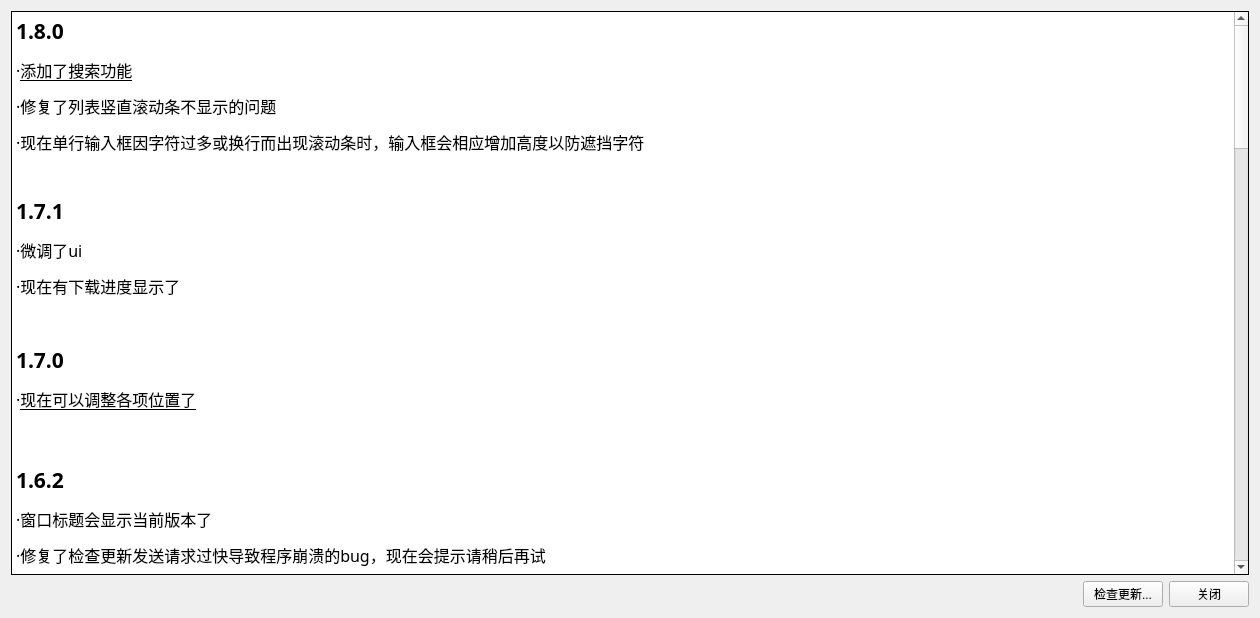
The window that assets/changelog.ui (Pillowe582/toolkit) describes before a commit, drawn with Qt 5.
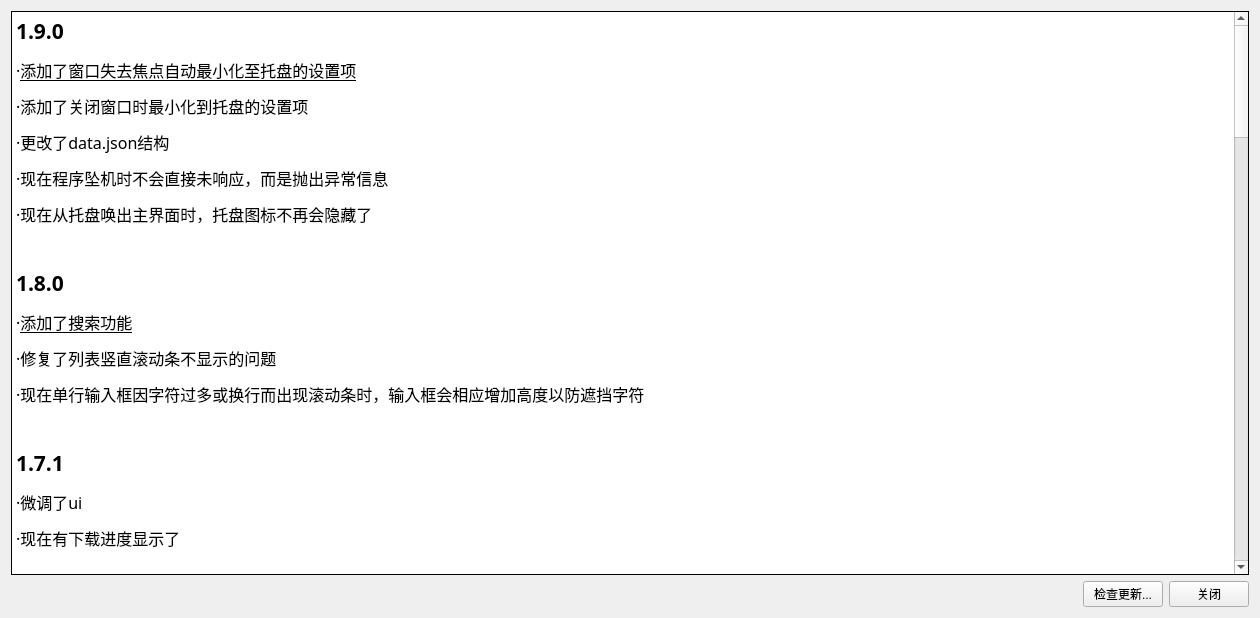
The same window after the commit.

The edit to the form file:
```diff
--- a/assets/changelog.ui
+++ b/assets/changelog.ui
@@ -68,6 +68,13 @@
 &lt;html&gt;&lt;head&gt;&lt;meta name=&quot;qrichtext&quot; content=&quot;1&quot; /&gt;&lt;style type=&quot;text/css&quot;&gt;
 p, li { white-space: pre-wrap; }
 &lt;/style&gt;&lt;/head&gt;&lt;body style=&quot; font-family:'宋体','宋体'; font-size:9pt; font-weight:400; font-style:normal;&quot;&gt;
+&lt;p style=&quot; margin-top:0px; margin-bottom:0px; margin-left:0px; margin-right:0px; -qt-block-indent:0; text-indent:0px;&quot;&gt;&lt;span style=&quot; font-size:16pt; font-weight:600;&quot;&gt;1.9.0&lt;/span&gt;&lt;/p&gt;
+&lt;p style=&quot; margin-top:12px; margin-bottom:12px; margin-left:0px; margin-right:0px; -qt-block-indent:0; text-indent:0px;&quot;&gt;&lt;span style=&quot; font-size:12pt;&quot;&gt;·&lt;/span&gt;&lt;span style=&quot; font-size:12pt; text-decoration: underline;&quot;&gt;添加了窗口失去焦点自动最小化至托盘的设置项&lt;/span&gt;&lt;/p&gt;
+&lt;p style=&quot; margin-top:12px; margin-bottom:12px; margin-left:0px; margin-right:0px; -qt-block-indent:0; text-indent:0px;&quot;&gt;&lt;span style=&quot; font-size:12pt;&quot;&gt;·添加了关闭窗口时最小化到托盘的设置项&lt;/span&gt;&lt;/p&gt;
+&lt;p style=&quot; margin-top:12px; margin-bottom:12px; margin-left:0px; margin-right:0px; -qt-block-indent:0; text-indent:0px;&quot;&gt;&lt;span style=&quot; font-size:12pt;&quot;&gt;·更改了data.json结构&lt;/span&gt;&lt;/p&gt;
+&lt;p style=&quot; margin-top:12px; margin-bottom:12px; margin-left:0px; margin-right:0px; -qt-block-indent:0; text-indent:0px;&quot;&gt;&lt;span style=&quot; font-size:12pt;&quot;&gt;·现在程序坠机时不会直接未响应，而是抛出异常信息&lt;/span&gt;&lt;/p&gt;
+&lt;p style=&quot; margin-top:12px; margin-bottom:12px; margin-left:0px; margin-right:0px; -qt-block-indent:0; text-indent:0px;&quot;&gt;&lt;span style=&quot; font-size:12pt;&quot;&gt;·现在从托盘唤出主界面时，托盘图标不再会隐藏了&lt;/span&gt;&lt;/p&gt;
+&lt;p style=&quot;-qt-paragraph-type:empty; margin-top:0px; margin-bottom:0px; margin-left:0px; margin-right:0px; -qt-block-indent:0; text-indent:0px; font-size:16pt; font-weight:600;&quot;&gt;&lt;br /&gt;&lt;/p&gt;
 &lt;p style=&quot; margin-top:0px; margin-bottom:0px; margin-left:0px; margin-right:0px; -qt-block-indent:0; text-indent:0px;&quot;&gt;&lt;span style=&quot; font-size:16pt; font-weight:600;&quot;&gt;1.8.0&lt;/span&gt;&lt;/p&gt;
 &lt;p style=&quot; margin-top:12px; margin-bottom:12px; margin-left:0px; margin-right:0px; -qt-block-indent:0; text-indent:0px;&quot;&gt;&lt;span style=&quot; font-size:12pt;&quot;&gt;·&lt;/span&gt;&lt;span style=&quot; font-size:12pt; text-decoration: underline;&quot;&gt;添加了搜索功能&lt;/span&gt;&lt;/p&gt;
 &lt;p style=&quot; margin-top:12px; margin-bottom:12px; margin-left:0px; margin-right:0px; -qt-block-indent:0; text-indent:0px;&quot;&gt;&lt;span style=&quot; font-size:12pt;&quot;&gt;·修复了列表竖直滚动条不显示的问题&lt;/span&gt;&lt;/p&gt;
```
